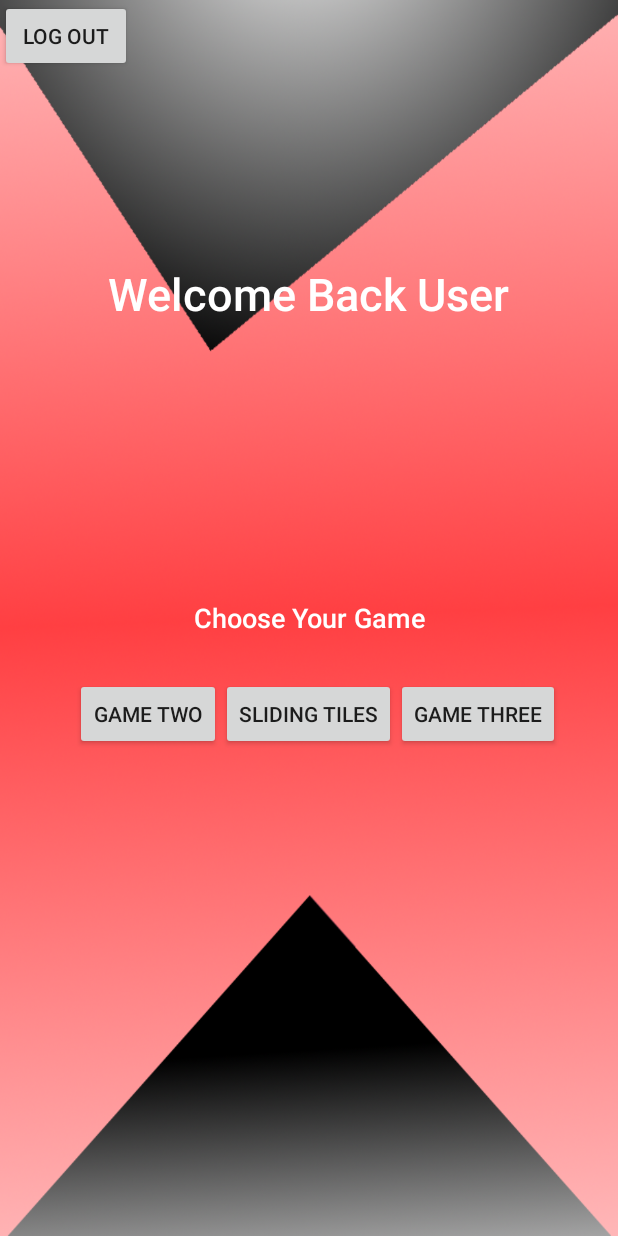
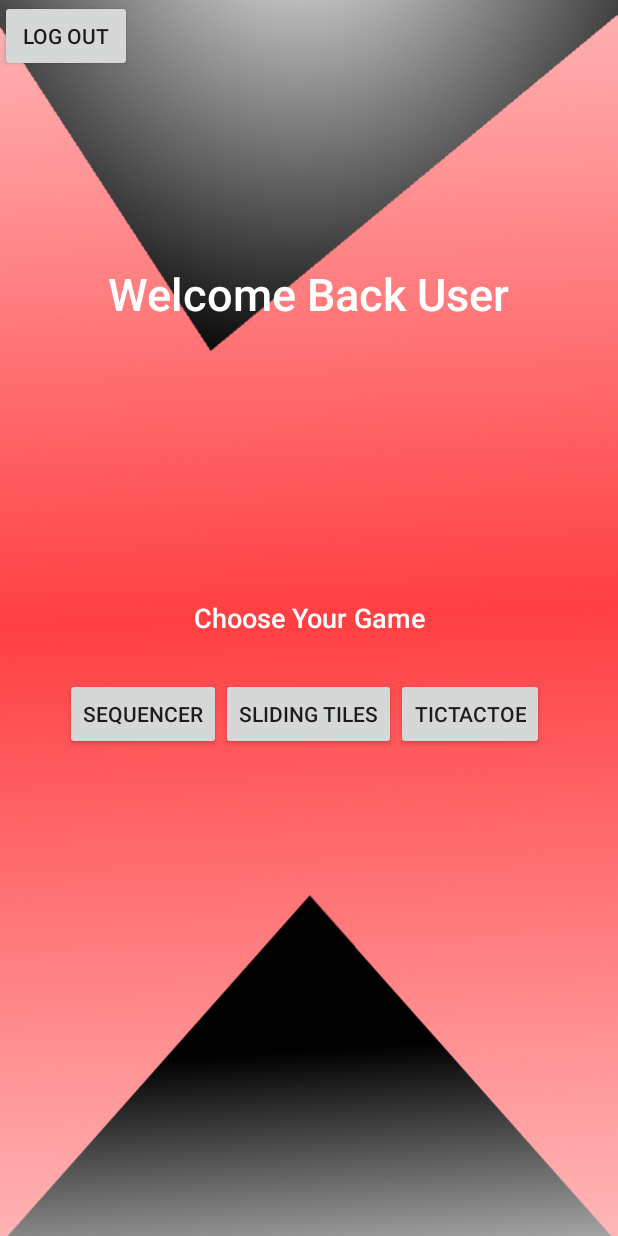
Before and after one commit to SimranS224/GameCenter, an Android app: the GameChoiceActivity screen opened directly, with no data from a screen before it, on a phone screen of 412 x 824 dp. Run offline under Robolectric (Android 15) with nearby library versions, the phone set to English and light mode, and no system bars; our stand-ins replace Firebase (no records; nobody signed in at launch, a user with empty details on screens opened directly).

Commit message:
Changed game options xml

```diff
--- a/Phase2/GameCentre/app/src/main/res/layout/activity_game_choice.xml
+++ b/Phase2/GameCentre/app/src/main/res/layout/activity_game_choice.xml
@@ -34,20 +34,20 @@
         android:text="Sliding Tiles" />
 
     <Button
-        android:id="@+id/GameTwo"
+        android:id="@+id/Sequencer"
         android:layout_width="wrap_content"
         android:layout_height="wrap_content"
         android:layout_below="@+id/GameText"
         android:layout_toStartOf="@+id/SlidingTiles"
-        android:text="Game Two" />
+        android:text="Sequencer" />
 
     <Button
-        android:id="@+id/GameThree"
+        android:id="@+id/TicTacToe"
         android:layout_width="wrap_content"
         android:layout_height="wrap_content"
         android:layout_below="@+id/GameText"
         android:layout_toEndOf="@+id/SlidingTiles"
-        android:text="Game Three" />
+        android:text="TicTacToe" />
 
 
     <RelativeLayout
```
Also changed, not shown: 2 other files.
